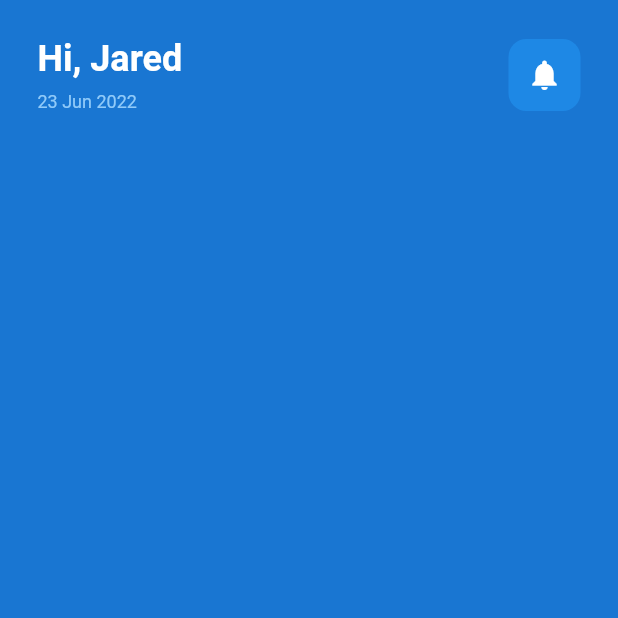
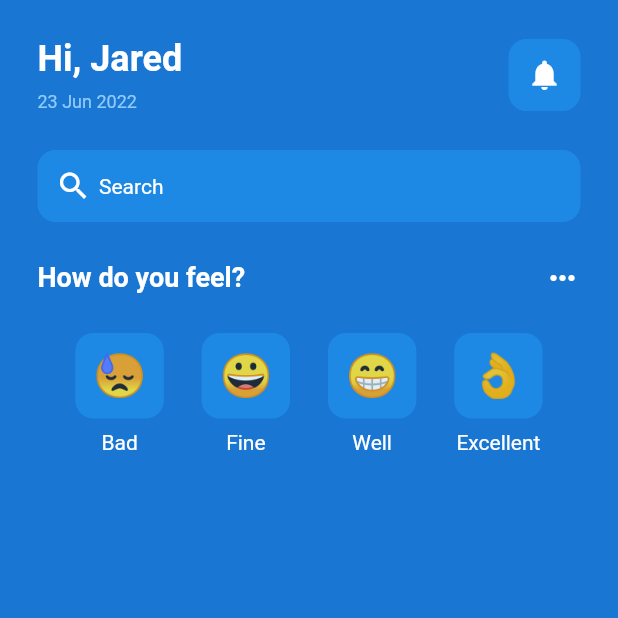
Before and after one commit to himashatw/mHealth, a Flutter app: the screen it shows after launch, on a phone screen of 412 x 824 dp, the top half of it. Run offline on Flutter 3.47's test engine with Material 2 defaults, Android fonts, the light colour scheme and no system bars.

Commit message:
emoji section completed

```diff
--- a/lib/pages/home_page.dart
+++ b/lib/pages/home_page.dart
@@ -1,4 +1,5 @@
 import 'package:flutter/material.dart';
+import 'package:mhealth/components/emoticon_face.dart';
 
 class HomePage extends StatefulWidget {
   const HomePage({Key? key}) : super(key: key);
@@ -17,6 +18,7 @@ class _HomePageState extends State<HomePage> {
             padding: const EdgeInsets.all(25.0),
             child: Column(
               children: [
+                // GREETING SECTION
                 Row(
                   mainAxisAlignment: MainAxisAlignment.spaceBetween,
                   children: [
@@ -56,6 +58,133 @@ class _HomePageState extends State<HomePage> {
                       ),
                     )
                   ],
+                ),
+
+                SizedBox(
+                  height: 25,
+                ),
+                // Search bar
+                Container(
+                  decoration: BoxDecoration(
+                    color: Colors.blue[600],
+                    borderRadius: BorderRadius.circular(12),
+                  ),
+                  padding: EdgeInsets.all(12),
+                  child: Row(
+                    children: [
+                      Icon(
+                        Icons.search,
+                        color: Colors.white,
+                      ),
+                      SizedBox(
+                        width: 5,
+                      ),
+                      Text(
+                        "Search",
+                        style: TextStyle(
+                          color: Colors.white,
+                        ),
+                      ),
+                    ],
+                  ),
+                ),
+                SizedBox(
+                  height: 25,
+                ),
+
+                Row(
+                  mainAxisAlignment: MainAxisAlignment.spaceBetween,
+                  children: [
+                    Text(
+                      "How do you feel?",
+                      style: TextStyle(
+                          color: Colors.white,
+                          fontSize: 18,
+                          fontWeight: FontWeight.bold),
+                    ),
+                    Icon(
+                      Icons.more_horiz,
+                      color: Colors.white,
+                    )
+                  ],
+                ),
+
+                SizedBox(
+                  height: 25,
+                ),
+
+                // MOODS
+                Row(
+                  mainAxisAlignment: MainAxisAlignment.spaceEvenly,
+                  children: [
+                    Column(
+                      children: [
+                        EmoticonFace(
+                          emoticonFace: "😓",
+                        ),
+                        SizedBox(
+                          height: 8,
+                        ),
+                        Text(
+                          "Bad",
+                          style: TextStyle(
+                            color: Colors.white,
+                          ),
+                        ),
+                      ],
+                    ),
+                    Column(
+                      children: [
+                        EmoticonFace(
+                          emoticonFace: "😀",
+                        ),
+                        SizedBox(
+                          height: 8,
+                        ),
+                        Text(
+                          "Fine",
+                          style: TextStyle(
+                            color: Colors.white,
+                          ),
+                        ),
+                      ],
+                    ),
+                    Column(
+                      children: [
+                        EmoticonFace(
+                          emoticonFace: "😁",
+                        ),
+                        SizedBox(
+                          height: 8,
+                        ),
+                        Text(
+                          "Well",
+                          style: TextStyle(
+                            color: Colors.white,
+                          ),
+                        ),
+                      ],
+                    ),
+                    Column(
+                      children: [
+                        EmoticonFace(
+                          emoticonFace: "👌",
+                        ),
+                        SizedBox(
+                          height: 8,
+                        ),
+                        Text(
+                          "Excellent",
+                          style: TextStyle(
+                            color: Colors.white,
+                          ),
+                        ),
+                      ],
+                    ),
+
+                    // BAD
+                    // EXCELLENT
+                  ],
                 )
               ],
             ),
```
